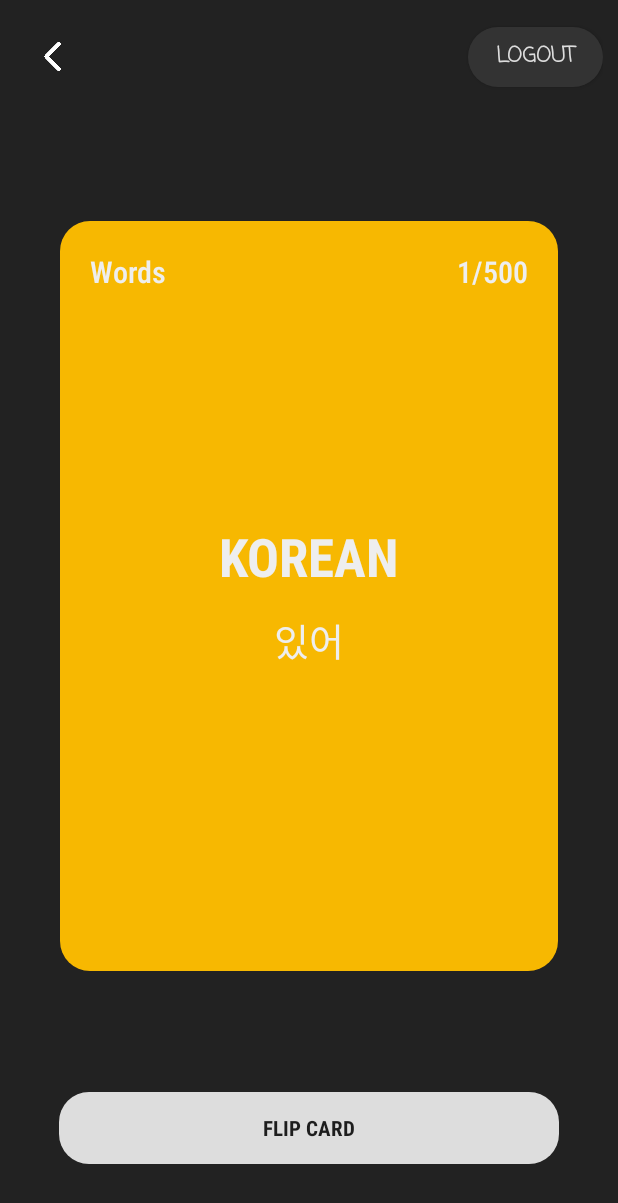
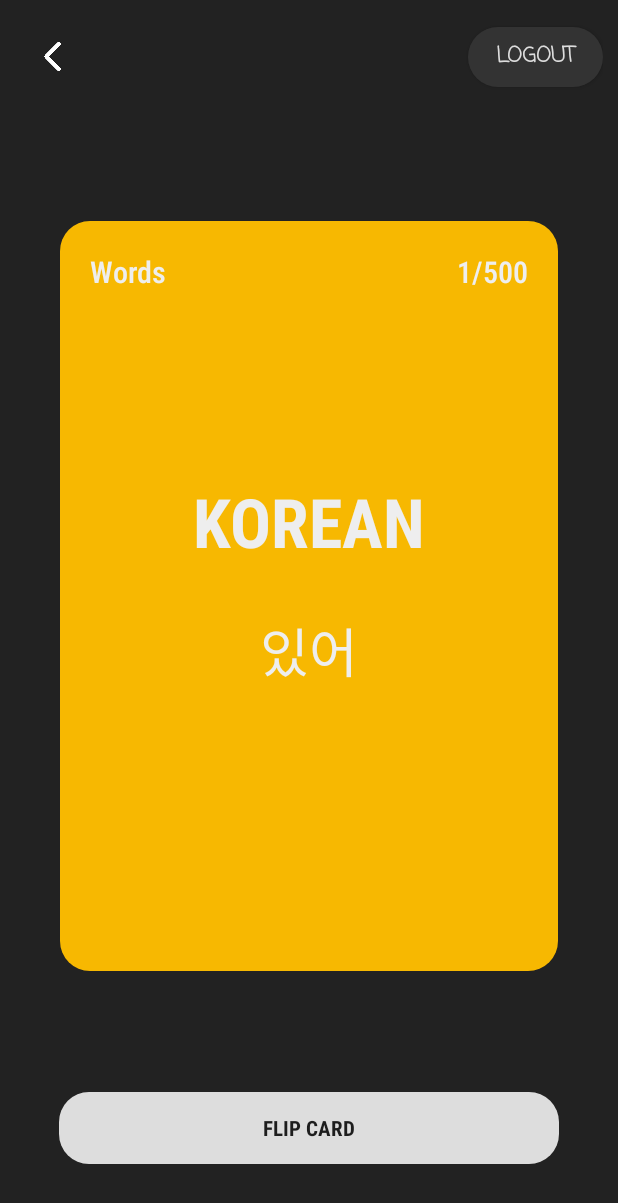
Before and after one commit to hamdifu/LangLearn, an Android app: the screen it shows after launch once a user with an empty profile is signed in (Flashcard), after a tap on "시작하자", on a phone screen of 412 x 824 dp. Shown: the top 1203 px of the screen. Run offline under Robolectric (Android 15) with nearby library versions, the light colour scheme and no system bars; our stand-ins replace Firebase (no records; nobody signed in at launch, a user with empty details on screens opened directly); libraries missing offline, so code that uses them is left out: com.mahfa.dnswitch; Roboto replaces fonts that are not available here; 2 statements that could not run were skipped.

Commit message:
Complete with 4 languages

```diff
--- a/app/src/main/assets/french.json
+++ b/app/src/main/assets/french.json
@@ -1,4 +1,5 @@
-[
+{
+	"word": [
 		{
 			"lang": "de",
 			"english": "of"
@@ -2000,3 +2001,4 @@
 			"english": "people"
 		}
 	]
+}
--- a/app/src/main/assets/german.json
+++ b/app/src/main/assets/german.json
@@ -1,4 +1,5 @@
-[
+{
+	"word": [
 		{
 			"lang": "ich",
 			"english": "I"
@@ -2000,3 +2001,4 @@
 			"english": "kind"
 		}
 	]
+}
--- a/app/src/main/assets/spanish.json
+++ b/app/src/main/assets/spanish.json
@@ -1,4 +1,5 @@
-[
+{
+	"word": [
 		{
 			"lang": "de",
 			"english": "from"
@@ -2000,3 +2001,4 @@
 			"english": "tell me"
 		}
 	]
+}
--- a/app/src/main/java/com/example/langlearn/Flashcard.java
+++ b/app/src/main/java/com/example/langlearn/Flashcard.java
@@ -24,15 +24,18 @@ import java.util.Collections;
 public class Flashcard extends AppCompatActivity {
     ArrayList<JSONObject> data= new ArrayList<>();
     TextView lang;
+    TextView eng,score;
     int index =0;
     Button testButton;
     boolean x=true;
+    String language;
     @Override
     protected void onCreate(Bundle savedInstanceState) {
         super.onCreate(savedInstanceState);
         setContentView(R.layout.activity_flashcard);
         Bundle b = getIntent().getExtras();
-        String file = b.getString("file");
+        language = b.getString("file");
+        String file = language + ".json";
         try {
             JSONObject json = new JSONObject(JSONDataFromAssets(file));
             JSONArray jsonArray = json.getJSONArray("word");
@@ -45,13 +48,15 @@ public class Flashcard extends AppCompatActivity {
             e.printStackTrace();
         }
         lang = findViewById(R.id.word);
+        score = findViewById(R.id.score);
         testButton = (Button) findViewById(R.id.button);
+        eng = findViewById(R.id.lang);
         setData();
-
     }
 
     public void setData(){
         try {
+            eng.setText(language);
             lang.setText(data.get(index).getString("lang"));
         } catch (JSONException e) {
             e.printStackTrace();
@@ -86,18 +91,23 @@ public class Flashcard extends AppCompatActivity {
 
     public void flip(View view) {
         try {
+            if(index<500) {
                 if (x) {
                     lang.setText(data.get(index).getString("english"));
+                    eng.setText("English");
                     index++;
-                x=!x;
+                    x = !x;
                     testButton.setText("Next word");
-            }
-            else{
+                } else {
                     setData();
                     testButton.setText("Flip card");
-                x=!x;
+                    int sc = index+1;
+                    score.setText(sc+"/500");
+                    x = !x;
                 }
-        } catch (JSONException e) {
+            }
+        }
+        catch (JSONException e) {
             e.printStackTrace();
         }
 
--- a/app/src/main/java/com/example/langlearn/LangSelect.java
+++ b/app/src/main/java/com/example/langlearn/LangSelect.java
@@ -5,6 +5,7 @@ import androidx.appcompat.app.AppCompatActivity;
 import android.content.Intent;
 import android.os.Bundle;
 import android.view.View;
+import android.widget.Button;
 
 import com.google.firebase.auth.FirebaseAuth;
 
@@ -23,11 +24,12 @@ import java.util.Scanner;
 
 public class LangSelect extends AppCompatActivity {
 
-
+    Button lang;
     @Override
     protected void onCreate(Bundle savedInstanceState) {
         super.onCreate(savedInstanceState);
         setContentView(R.layout.activity_lang_select);
+        lang = findViewById(R.id.button);
     }
 
     public void logout(View view) {
@@ -37,8 +39,9 @@ public class LangSelect extends AppCompatActivity {
 
 
     public void send_data(View view) {
+        String file = view.getTag().toString();
         Intent intent = new Intent(getApplicationContext(),Flashcard.class);
-        intent.putExtra("file","korean.json");
+        intent.putExtra("file",file);
         startActivity(intent);
     }
     public void back(View view) {
--- a/app/src/main/res/layout/activity_flashcard.xml
+++ b/app/src/main/res/layout/activity_flashcard.xml
@@ -61,6 +61,7 @@
             android:textSize="20dp"/>
 
         <TextView
+            android:id="@+id/score"
             android:layout_width="wrap_content"
             android:layout_height="wrap_content"
             android:text="1/500"
@@ -71,15 +72,17 @@
             android:textSize="20dp"/>
 
         <TextView
+            android:id="@+id/lang"
             android:layout_width="wrap_content"
             android:layout_height="wrap_content"
             android:layout_centerHorizontal="true"
             android:layout_marginHorizontal="20dp"
-            android:layout_marginTop="200dp"
+            android:layout_marginTop="170dp"
             android:fontFamily="sans-serif-condensed-medium"
-            android:text="KOREAN"
+            android:text="korean"
             android:textColor="#eee"
-            android:textSize="35dp"
+            android:textAllCaps="true"
+            android:textSize="45dp"
             android:textStyle="bold" />
 
         <TextView
@@ -92,7 +95,7 @@
             android:layout_centerHorizontal="true"
             android:layout_marginTop="260dp"
             android:fontFamily="sans-serif-condensed-medium"
-            android:textSize="25dp"/>
+            android:textSize="35dp"/>
 
     </RelativeLayout>
 
```
Lines whose indentation alone changed are shown as unchanged.
